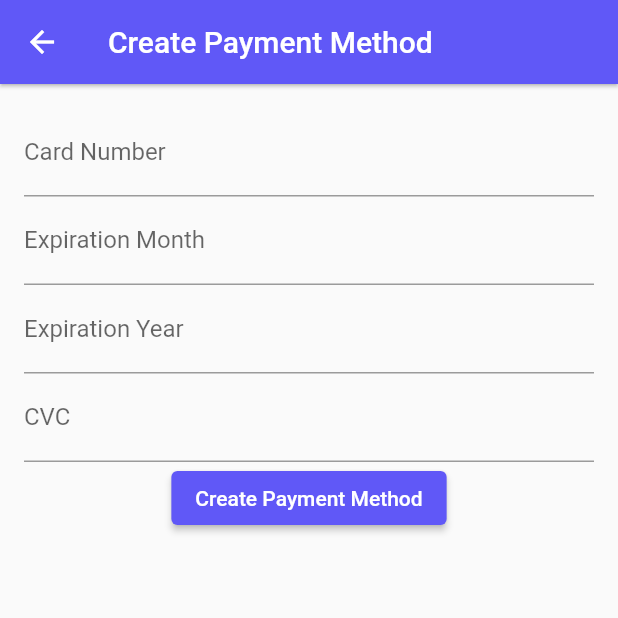
After one commit to IrfanUllahKhanMohmand/stripe_example_app, a Flutter app: the CreatePaymentMethodScreen screen opened directly, on a phone screen of 412 x 824 dp, the top half of it. The commit adds this screen. Run offline on Flutter 3.47's test engine with Material 3 defaults, Android fonts, the phone set to English and light mode, and no system bars; our stand-ins replace font_awesome_flutter; missing offline and left inert: flutter_stripe, flutter_stripe_web, pay, stripe_checkout.

Commit message:
Update API URL and add create payment method screen

```diff
--- a/lib/config.dart
+++ b/lib/config.dart
@@ -1,2 +1,2 @@
-const kApiUrl = 'http://ec2-18-224-27-150.us-east-2.compute.amazonaws.com:4242';
-// const kApiUrl = 'http://192.168.43.145:4242';
+// const kApiUrl = 'http://ec2-18-224-27-150.us-east-2.compute.amazonaws.com:4242';
+const kApiUrl = 'http://192.168.100.28:4242';
--- /dev/null
+++ b/lib/screens/customer_sheet/create_payment_method_screen.dart
@@ -0,0 +1,112 @@
+import 'package:flutter/material.dart';
+import 'package:http/http.dart' as http;
+import 'dart:convert';
+
+import 'package:stripe_example_app/config.dart';
+
+class CreatePaymentMethodScreen extends StatefulWidget {
+  const CreatePaymentMethodScreen({super.key});
+
+  @override
+  State<CreatePaymentMethodScreen> createState() =>
+      _CreatePaymentMethodScreenState();
+}
+
+class _CreatePaymentMethodScreenState extends State<CreatePaymentMethodScreen> {
+  String cardNumber = '';
+  int expMonth = 0;
+  int expYear = 0;
+  String cvc = '';
+
+  Future<void> sendPaymentMethod() async {
+    final url = Uri.parse('$kApiUrl/create-payment-method');
+    final response = await http.post(
+      url,
+      headers: {
+        'Content-Type': 'application/json',
+      },
+      body: json.encode({
+        'params': {
+          'type': 'card',
+          'card': {
+            'number': cardNumber,
+            'exp_month': expMonth,
+            'exp_year': expYear,
+            'cvc': cvc,
+          }
+        }
+      }),
+    );
+    final body = json.decode(response.body);
+    if (body['error'] != null) {
+      throw Exception(body['error']);
+    }
+    return body;
+  }
+
+  @override
+  Widget build(BuildContext context) {
+    return Scaffold(
+      appBar: AppBar(
+        title: const Text('Create Payment Method'),
+      ),
+      body: Padding(
+        padding: const EdgeInsets.all(16.0),
+        child: Column(
+          children: [
+            TextField(
+              keyboardType: TextInputType.number,
+              onChanged: (value) {
+                setState(() {
+                  cardNumber = value;
+                });
+              },
+              decoration: const InputDecoration(
+                labelText: 'Card Number',
+              ),
+            ),
+            TextField(
+              keyboardType: TextInputType.number,
+              onChanged: (value) {
+                setState(() {
+                  expMonth = int.parse(value);
+                });
+              },
+              decoration: const InputDecoration(
+                labelText: 'Expiration Month',
+              ),
+            ),
+            TextField(
+              keyboardType: TextInputType.number,
+              onChanged: (value) {
+                setState(() {
+                  expYear = int.parse(value);
+                });
+              },
+              decoration: const InputDecoration(
+                labelText: 'Expiration Year',
+              ),
+            ),
+            TextField(
+              keyboardType: TextInputType.number,
+              onChanged: (value) {
+                setState(() {
+                  cvc = value;
+                });
+              },
+              decoration: const InputDecoration(
+                labelText: 'CVC',
+              ),
+            ),
+            ElevatedButton(
+              onPressed: () async {
+                await sendPaymentMethod();
+              },
+              child: const Text('Create Payment Method'),
+            ),
+          ],
+        ),
+      ),
+    );
+  }
+}
--- a/lib/screens/others/setup_future_payment_screen.dart
+++ b/lib/screens/others/setup_future_payment_screen.dart
@@ -226,6 +226,7 @@ class _SetupFuturePaymentScreenState extends State<SetupFuturePaymentScreen> {
       },
       body: json.encode({
         'email': email,
+        'payment_method_types': ['card'],
       }),
     );
     final Map<String, dynamic> bodyResponse = json.decode(response.body);
--- a/lib/screens/screens.dart
+++ b/lib/screens/screens.dart
@@ -1,6 +1,8 @@
 import 'package:flutter/material.dart';
 import 'package:stripe_example_app/screens/checkout/checkout_screen.dart';
+import 'package:stripe_example_app/screens/customer_sheet/create_payment_method_screen.dart';
 import 'package:stripe_example_app/screens/customer_sheet/customer_sheet_screen.dart';
+import 'package:stripe_example_app/screens/payment_sheet/list_payment_methods.dart';
 import 'package:stripe_example_app/screens/payment_sheet/payment_element/payment_element.dart';
 import 'package:stripe_example_app/screens/payment_sheet/payment_sheet_deffered_screen.dart';
 import 'package:stripe_example_app/screens/payment_sheet/payment_sheet_screen.dart';
@@ -138,6 +140,16 @@ class Example extends StatelessWidget {
       Example(
         title: 'Customer sheet',
         builder: (context) => const CustomerSheetScreen(),
+        platformsSupported: const [DevicePlatform.android, DevicePlatform.ios],
+      ),
+      Example(
+        title: 'Create payment method',
+        builder: (context) => const CreatePaymentMethodScreen(),
+        platformsSupported: const [DevicePlatform.android, DevicePlatform.ios],
+      ),
+      Example(
+        title: 'List out payment intents',
+        builder: (context) => const PaymentMethodsList(),
         platformsSupported: const [DevicePlatform.android, DevicePlatform.ios],
       ),
     ]),
```
Also changed, not shown: lib/screens/customer_sheet/customer_sheet_screen.dart (+14 -13 lines), lib/screens/payment_sheet/list_payment_intents.dart (added, +135 -0 lines), lib/screens/payment_sheet/list_payment_methods.dart (added, +206 -0 lines).
